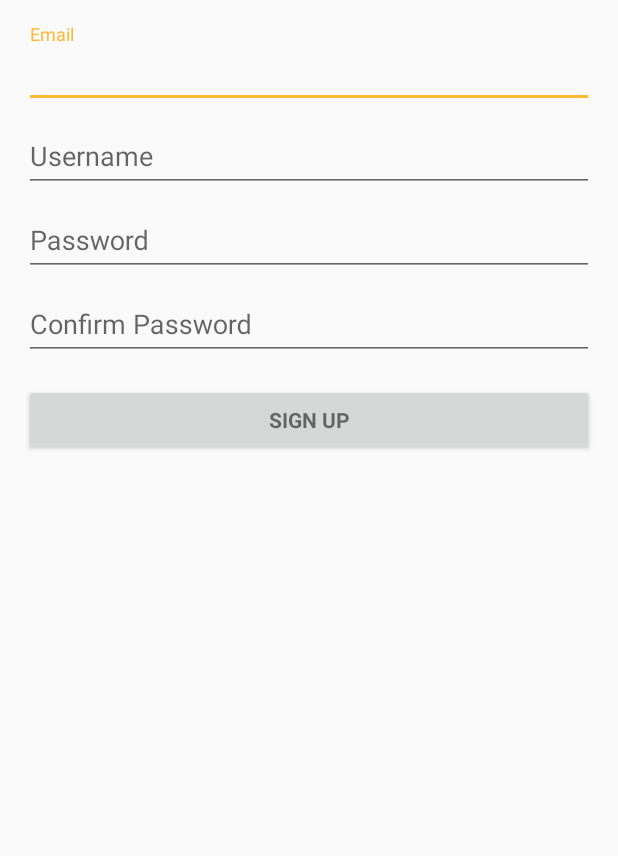
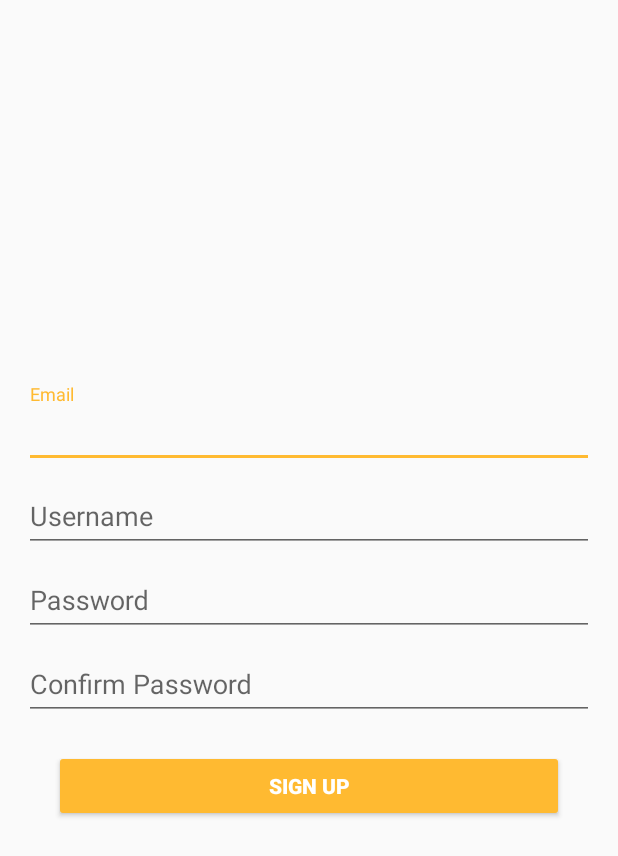
Before and after one commit to ugikmat/Col-LAB, an Android app: the SignUpActivity screen opened directly, with no data from a screen before it, on a phone screen of 412 x 824 dp. Shown: the top 856 px of the screen. Run offline under Robolectric (Android 15) with nearby library versions, the phone set to English and light mode, and no system bars; our stand-ins replace Firebase (no records; nobody signed in at launch, a user with empty details on screens opened directly).

Commit message:
Implement FirebaseAuth on SignUp Activity

```diff
--- a/app/src/main/java/id/poros/filkom/col_lab/SignUpActivity.java
+++ b/app/src/main/java/id/poros/filkom/col_lab/SignUpActivity.java
@@ -1,13 +1,129 @@
 package id.poros.filkom.col_lab;
 
+import android.animation.Animator;
+import android.animation.AnimatorListenerAdapter;
+import android.annotation.TargetApi;
+import android.content.Intent;
+import android.os.Build;
+import android.support.annotation.NonNull;
 import android.support.v7.app.AppCompatActivity;
 import android.os.Bundle;
+import android.view.View;
+import android.widget.AutoCompleteTextView;
+import android.widget.Button;
+import android.widget.EditText;
+import android.widget.TextView;
+import android.widget.Toast;
 
-public class SignUpActivity extends AppCompatActivity {
+import com.google.android.gms.tasks.OnCompleteListener;
+import com.google.android.gms.tasks.Task;
+import com.google.firebase.auth.AuthResult;
+import com.google.firebase.auth.FirebaseAuth;
+import com.google.firebase.auth.FirebaseUser;
+import com.google.firebase.database.DatabaseReference;
+import com.google.firebase.database.FirebaseDatabase;
+
+import id.poros.filkom.col_lab.model.User;
+
+public class SignUpActivity extends AppCompatActivity implements View.OnClickListener{
+
+    private FirebaseDatabase mDatabase;
+    private DatabaseReference mRef;
+    private FirebaseAuth mAuth;
+
+    private AutoCompleteTextView mEmailView;
+    private AutoCompleteTextView mUsernameView;
+    private EditText mPasswordView;
+    private EditText mConfirmPasswordView;
+    private View mProgressView;
+    private View mSignUpFormView;
+    private Button mButtonSignUp;
 
     @Override
     protected void onCreate(Bundle savedInstanceState) {
         super.onCreate(savedInstanceState);
         setContentView(R.layout.activity_sign_up);
+
+        //Initiate View
+        mEmailView = findViewById(R.id.email);
+        mUsernameView = findViewById(R.id.username);
+        mPasswordView = findViewById(R.id.password);
+        mConfirmPasswordView = findViewById(R.id.confirm_password);
+        mProgressView = findViewById(R.id.sign_up_progress);
+        mSignUpFormView = findViewById(R.id.email_sign_up_form);
+        mButtonSignUp = findViewById(R.id.email_sign_up_button);
+
+        //get Firebase Auth Instance
+        mAuth = FirebaseAuth.getInstance();
+
+        //Initiate FirebaseDatabase
+        mDatabase = FirebaseDatabase.getInstance();
+        mRef = mDatabase.getReference("users");
+
+        mButtonSignUp.setOnClickListener(this);
+    }
+
+    private void createAccount(String email, String password){
+        //TODO: Validate Form
+        showProgress(true);
+
+        //Create User With Email
+        mAuth.createUserWithEmailAndPassword(email, password)
+                .addOnCompleteListener(this, new OnCompleteListener<AuthResult>() {
+                    @Override
+                    public void onComplete(@NonNull Task<AuthResult> task) {
+                        if(task.isSuccessful()){
+                            Toast.makeText(SignUpActivity.this,"Sign Up Success",Toast.LENGTH_SHORT)
+                                    .show();
+                            mRef.child(mAuth.getCurrentUser().getUid()).setValue(new User(mUsernameView.getText().toString(),mAuth.getCurrentUser().getEmail()));
+                            startActivity(new Intent(SignUpActivity.this,LoginActivity.class));
+                        }else{
+                            Toast.makeText(SignUpActivity.this,"Sign Up Failed",Toast.LENGTH_SHORT)
+                                    .show();
+                        }
+                        showProgress(false);
+                    }
+                });
+    }
+
+    /**
+     * Shows the progress UI and hides the login form.
+     */
+    @TargetApi(Build.VERSION_CODES.HONEYCOMB_MR2)
+    private void showProgress(final boolean show) {
+        // On Honeycomb MR2 we have the ViewPropertyAnimator APIs, which allow
+        // for very easy animations. If available, use these APIs to fade-in
+        // the progress spinner.
+        if (Build.VERSION.SDK_INT >= Build.VERSION_CODES.HONEYCOMB_MR2) {
+            int shortAnimTime = getResources().getInteger(android.R.integer.config_shortAnimTime);
+
+            mSignUpFormView.setVisibility(show ? View.GONE : View.VISIBLE);
+            mSignUpFormView.animate().setDuration(shortAnimTime).alpha(
+                    show ? 0 : 1).setListener(new AnimatorListenerAdapter() {
+                @Override
+                public void onAnimationEnd(Animator animation) {
+                    mSignUpFormView.setVisibility(show ? View.GONE : View.VISIBLE);
+                }
+            });
+
+            mProgressView.setVisibility(show ? View.VISIBLE : View.GONE);
+            mProgressView.animate().setDuration(shortAnimTime).alpha(
+                    show ? 1 : 0).setListener(new AnimatorListenerAdapter() {
+                @Override
+                public void onAnimationEnd(Animator animation) {
+                    mProgressView.setVisibility(show ? View.VISIBLE : View.GONE);
+                }
+            });
+        } else {
+            // The ViewPropertyAnimator APIs are not available, so simply show
+            // and hide the relevant UI components.
+            mProgressView.setVisibility(show ? View.VISIBLE : View.GONE);
+            mSignUpFormView.setVisibility(show ? View.GONE : View.VISIBLE);
+        }
+    }
+
+    @Override
+    public void onClick(View v) {
+        createAccount(mEmailView.getText().toString(),mPasswordView.getText().toString());
     }
 }
--- a/app/src/main/res/layout/activity_sign_up.xml
+++ b/app/src/main/res/layout/activity_sign_up.xml
@@ -1,18 +1,36 @@
-<LinearLayout xmlns:android="http://schemas.android.com/apk/res/android"
+<android.support.constraint.ConstraintLayout xmlns:android="http://schemas.android.com/apk/res/android"
     xmlns:tools="http://schemas.android.com/tools"
     android:layout_width="match_parent"
     android:layout_height="match_parent"
+    xmlns:app="http://schemas.android.com/apk/res-auto"
     android:gravity="center_horizontal"
-    android:orientation="vertical"
     android:paddingBottom="@dimen/activity_vertical_margin"
     android:paddingLeft="@dimen/activity_horizontal_margin"
     android:paddingRight="@dimen/activity_horizontal_margin"
-    android:paddingTop="@dimen/activity_vertical_margin">
+    android:paddingTop="@dimen/activity_vertical_margin"
+    tools:context=".SignUpActivity">
+
+    <!-- Sign Up progress -->
+    <ProgressBar
+        android:id="@+id/sign_up_progress"
+        style="?android:attr/progressBarStyleLarge"
+        android:layout_width="wrap_content"
+        android:layout_height="wrap_content"
+        app:layout_constraintLeft_toLeftOf="parent"
+        app:layout_constraintRight_toRightOf="parent"
+        app:layout_constraintTop_toTopOf="parent"
+        app:layout_constraintBottom_toBottomOf="parent"
+        android:layout_marginBottom="8dp"
+        android:visibility="gone" />
 
     <LinearLayout
         android:id="@+id/email_sign_up_form"
         android:layout_width="match_parent"
         android:layout_height="wrap_content"
+        app:layout_constraintLeft_toLeftOf="parent"
+        app:layout_constraintRight_toRightOf="parent"
+        app:layout_constraintTop_toTopOf="parent"
+        app:layout_constraintBottom_toBottomOf="parent"
         android:orientation="vertical">
 
         <android.support.design.widget.TextInputLayout
@@ -81,13 +99,14 @@
         </android.support.design.widget.TextInputLayout>
 
         <Button
-            android:id="@+id/email_sign_in_button"
-            style="?android:textAppearanceSmall"
+            android:id="@+id/email_sign_up_button"
+            style="@style/Widget.AppCompat.Button.Colored"
             android:layout_width="match_parent"
             android:layout_height="wrap_content"
             android:layout_marginTop="16dp"
+            android:layout_margin="20dp"
             android:text="sign up"
             android:textStyle="bold" />
 
     </LinearLayout>
-</LinearLayout>
+</android.support.constraint.ConstraintLayout>
```
Also changed, not shown: app/src/main/java/id/poros/filkom/col_lab/model/User.java (added, +30 -0 lines).
